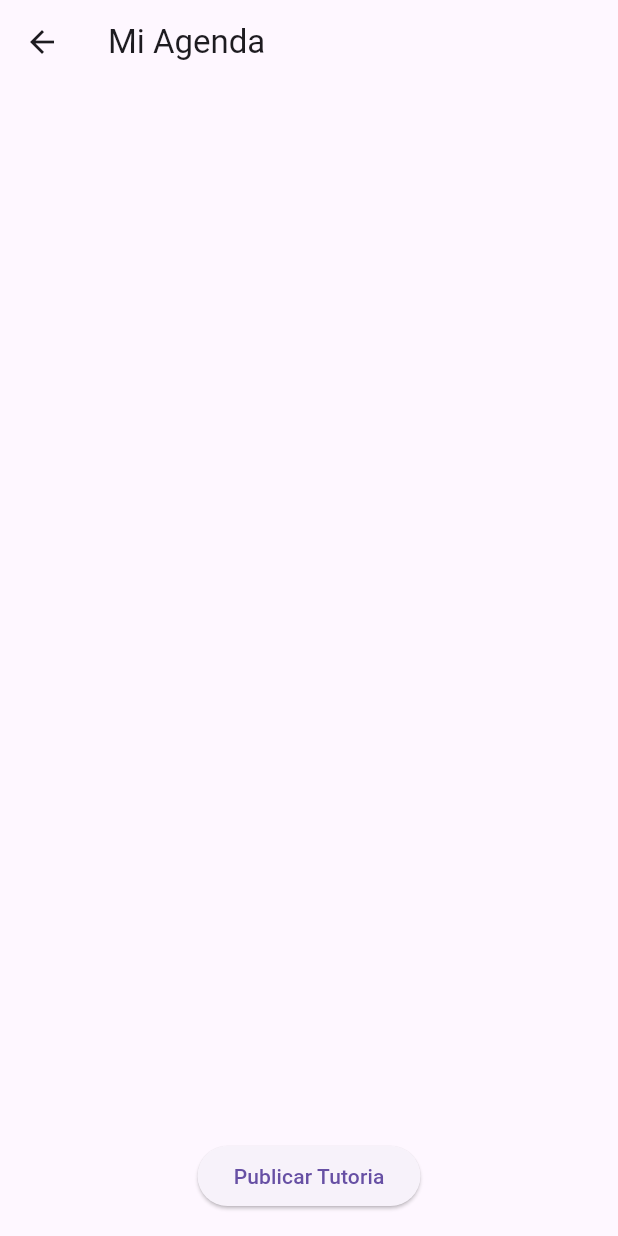
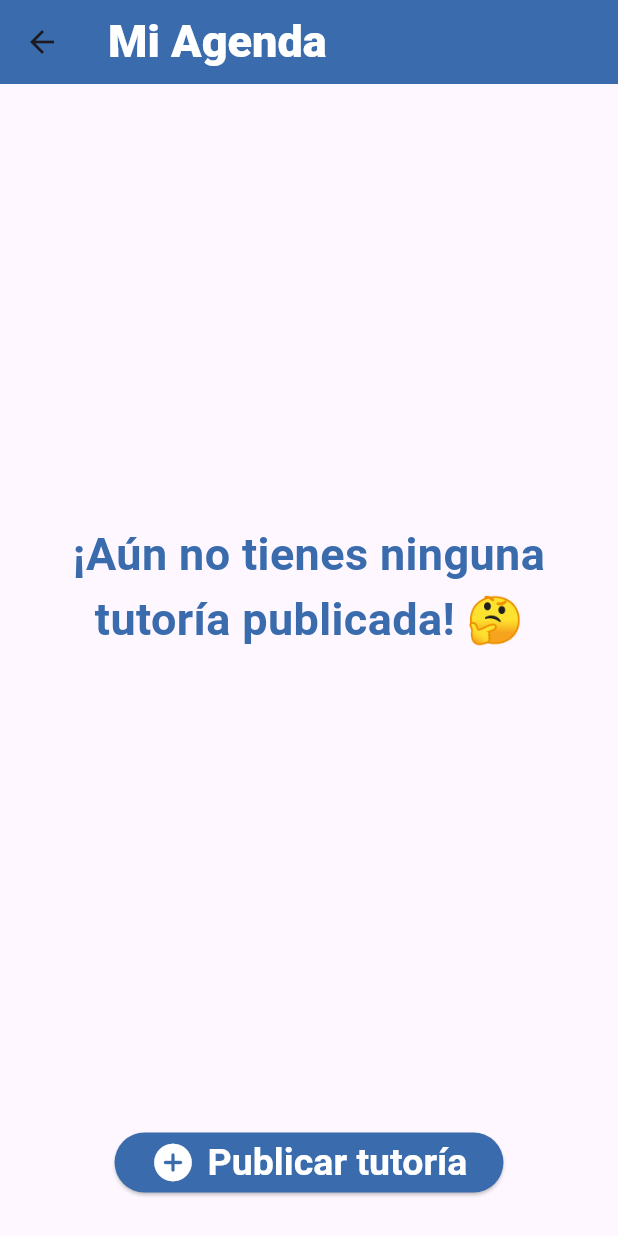
Before and after one commit to samuj02/TutorMeUp_modular, a Flutter app: the AgendaScreen screen opened by its route, on a phone screen of 412 x 824 dp. Run offline on Flutter 3.47's test engine with Material 3 defaults, Android fonts, the phone set to English and light mode, and no system bars; our stand-ins replace google_maps_flutter, location, shared_preferences; accounts and stored records are empty; network calls fail; Roboto replaces fonts that are missing (SF-Pro-Rounded, SF-Pro-Text).

Commit message:
ultima modificacion antes de firebase

```diff
--- a/lib/main.dart
+++ b/lib/main.dart
@@ -6,6 +6,7 @@ import 'package:modular2/screens/interfazTutorias.dart';
 import 'package:modular2/screens/interfazMyTutorias.dart';
 import 'package:modular2/screens/interfazAgenda.dart';
 import 'package:modular2/screens/inicioApp.dart';
+import 'package:modular2/screens/interfazMapa.dart';
 
 void main() {
   runApp(TutorMeUpApp());
@@ -28,6 +29,7 @@ class TutorMeUpApp extends StatelessWidget {
         '/myTutorias': (context) => InterfazMyTutorias(),
         '/miPerfil': (context) => InterfazMiPerfil(),
         '/agenda': (context) => AgendaScreen(),
+        '/mapa': (context) => MapaScreen(),
       },
     );
   }
--- a/lib/screens/interfazAgenda.dart
+++ b/lib/screens/interfazAgenda.dart
@@ -22,7 +22,7 @@ class _AgendaScreenState extends State<AgendaScreen> {
 
   Future<void> _fetchTutorias() async {
     final response = await http.get(Uri.parse(
-        'http://localhost/tutormeup/obtener_tutorias.php?user_id=${widget.userId}'));
+        'http://189.203.149.247/tutormeup/obtener_tutorias.php?user_id=${widget.userId}'));
 
     if (response.statusCode == 200) {
       setState(() {
@@ -35,7 +35,7 @@ class _AgendaScreenState extends State<AgendaScreen> {
 
   Future<void> _registerTutoria(String titulo, String descripcion) async {
     final response = await http.post(
-      Uri.parse('http://localhost/tutormeup/registrar_tutoria.php'),
+      Uri.parse('http://189.203.149.247/tutormeup/registrar_tutoria.php'),
       body: {
         'user_id': widget.userId.toString(),
         'titulo': titulo,
@@ -54,12 +54,31 @@ class _AgendaScreenState extends State<AgendaScreen> {
   Widget build(BuildContext context) {
     return Scaffold(
       appBar: AppBar(
-        title: Text('Mi Agenda'),
+        title: Text(
+          'Mi Agenda',
+          style: TextStyle(
+              fontFamily: 'SF-Pro-Rounded',
+              color: Colors.white,
+              fontSize: 30,
+              fontWeight: FontWeight.w800),
+        ),
+        backgroundColor: Color(0xFF3A6CAD),
       ),
       body: Column(
         children: [
           Expanded(
-            child: ListView.builder(
+            child: _tutorias.isEmpty
+                ? Center(
+                    child: Text(
+                    '¡Aún no tienes ninguna tutoría publicada! 🤔',
+                    style: TextStyle(
+                        fontFamily: 'SF-Pro-Rounded',
+                        fontSize: 30,
+                        fontWeight: FontWeight.bold,
+                        color: Color(0xFF3A6CAD)),
+                    textAlign: TextAlign.center,
+                  ))
+                : ListView.builder(
               itemCount: _tutorias.length,
               itemBuilder: (context, index) {
                 return ListTile(
@@ -70,12 +89,29 @@ class _AgendaScreenState extends State<AgendaScreen> {
             ),
           ),
           Padding(
-            padding: const EdgeInsets.all(16.0),
+            padding: const EdgeInsets.all(25.0),
             child: ElevatedButton(
               onPressed: () {
                 _showRegisterDialog();
               },
-              child: Text('Publicar Tutoria'),
+              style: ElevatedButton.styleFrom(
+                  backgroundColor: Color(0xFF3A6CAD),
+                  foregroundColor: Colors.white,
+                  textStyle: TextStyle(
+                      fontSize: 25,
+                      fontFamily: 'SF-Pro-Text',
+                      fontWeight: FontWeight.w600)),
+              child: Row(
+                mainAxisSize: MainAxisSize.min,
+                children: [
+                  Icon(
+                    Icons.add_circle_rounded,
+                    size: 30,
+                  ),
+                  SizedBox(width: 8),
+                  Text('Publicar tutoría'),
+                ],
+              ),
             ),
           ),
         ],
--- a/lib/screens/interfazInicioSesion.dart
+++ b/lib/screens/interfazInicioSesion.dart
@@ -15,7 +15,7 @@ class _PantallaInicioSesionState extends State<PantallaInicioSesion> {
   Future<void> _signIn() async {
     try {
       final response = await http.post(
-        Uri.parse('http://10.0.2.2/tutormeup/login.php'),
+        Uri.parse('http://localhost/tutormeup/login.php'),
         body: {
           'email': _emailController.text,
           'password': _passwordController.text,
--- a/lib/screens/interfazMyTutorias.dart
+++ b/lib/screens/interfazMyTutorias.dart
@@ -22,7 +22,7 @@ class _InterfazMyTutoriasState extends State<InterfazMyTutorias> {
 
   Future<void> _fetchMyTutorias() async {
     final response = await http.get(Uri.parse(
-        'http//localhost/tutormeup/obtener_misTutorias.php?user_id=${widget.userId}'));
+        'http://189.203.149.247/tutormeup/obtener_misTutorias.php?user_id=${widget.userId}'));
 
     if (response.statusCode == 200) {
       setState(() {
@@ -36,7 +36,7 @@ class _InterfazMyTutoriasState extends State<InterfazMyTutorias> {
   Future<void> _registrarMiTutoria(String horario, String aula) async {
     final response = await http.post(
         Uri.parse(
-            'http://localhost/tutormeup/registrar_miTutoria.php?user_id=${widget.userId}'),
+            'http://189.203.149.247/tutormeup/registrar_miTutoria.php?user_id=${widget.userId}'),
         body: {
           'user_id': widget.userId.toString(),
           'horario': horario,
--- a/lib/screens/interfazRegistrarse.dart
+++ b/lib/screens/interfazRegistrarse.dart
@@ -19,7 +19,7 @@ class _PantallaRegistrarseState extends State<PantallaRegistrarse> {
 
   Future<void> _register() async {
     final response = await http.post(
-      Uri.parse('http://10.0.2.2/tutormeup/register.php'),
+      Uri.parse('http://localhost/tutormeup/register.php'),
       body: {
         'nombre': _nombreController.text,
         'apellido': _apellidoController.text,
--- a/lib/screens/interfazTutorias.dart
+++ b/lib/screens/interfazTutorias.dart
@@ -22,7 +22,7 @@ class _InterfazTutoriasState extends State<InterfazTutorias> {
 
   Future<void> _fetchTutorias() async {
     final response = await http.get(Uri.parse(
-        'http://localhost/tutormeup/obtener_tutorias.php?user_id=${widget.userId}'));
+        'http://189.203.149.247/tutormeup/obtener_tutorias.php?user_id=${widget.userId}'));
 
     if (response.statusCode == 200) {
       setState(() {
@@ -35,7 +35,7 @@ class _InterfazTutoriasState extends State<InterfazTutorias> {
 
   Future<void> _registerTutoria(String titulo, String descripcion) async {
     final response = await http.post(
-      Uri.parse('http://localhost/tutormeup/registrar_tutoria.php'),
+      Uri.parse('http://189.203.149.247/tutormeup/registrar_tutoria.php'),
       body: {
         'user_id': widget.userId.toString(),
         'titulo': titulo,
--- a/pubspec.yaml
+++ b/pubspec.yaml
@@ -12,6 +12,10 @@ dependencies:
   flutter:
     sdk: flutter
   http: ^1.2.1
+  google_maps_flutter: ^2.3.0
+  location: ^4.4.0
+  firebase_core: ^2.0.0
+  cloud_firestore: ^4.0.0
 
   # The following adds the Cupertino Icons font to your application.
   # Use with the CupertinoIcons class for iOS style icons.
```
Also changed, not shown: lib/screens/InterfazIA.dart (added, +111 -0 lines), lib/screens/inicioApp.dart (+16 -0 lines), lib/screens/interfazMapa.dart (added, +105 -0 lines), pubspec.lock, 8 other files.
